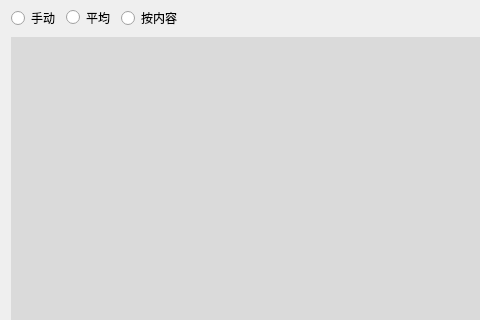
The window that Qt/ERP/ordermanager.ui (superp2017/NTERP) describes before a commit, drawn with Qt 5; both pictures show x 0 to 480 and y 0 to 320 of the 976 by 749 pixel window.
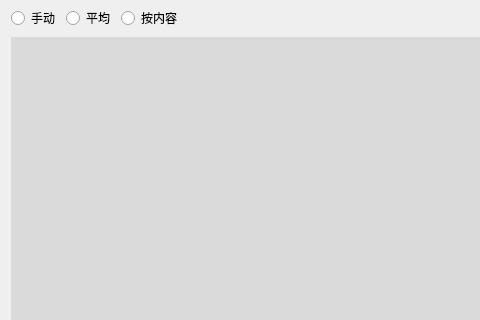
The same window after the commit.

What changed in the file:
```diff
--- a/Qt/ERP/ordermanager.ui
+++ b/Qt/ERP/ordermanager.ui
@@ -31,12 +31,6 @@
      </item>
      <item>
       <widget class="QRadioButton" name="radioButton_ave">
-       <property name="maximumSize">
-        <size>
-         <width>16777215</width>
-         <height>25</height>
-        </size>
-       </property>
        <property name="text">
         <string>平均</string>
        </property>
```
